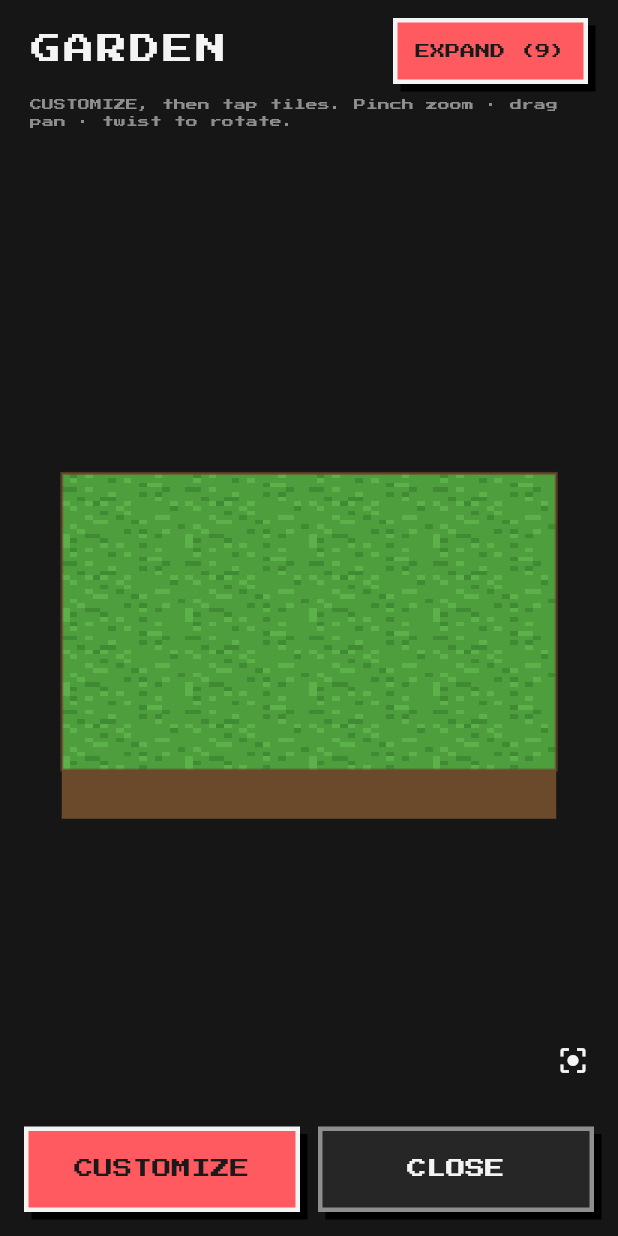
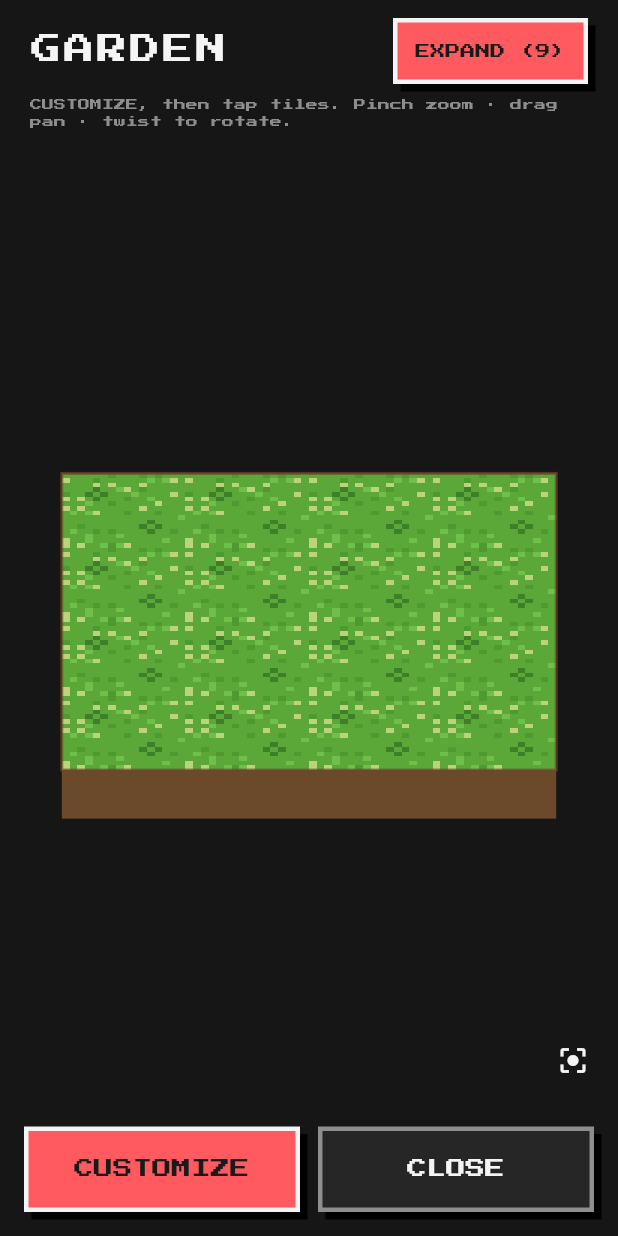
Before and after one commit to hero-999-dev/pixel_pomo, a Flutter app: the screen it shows after launch, after a tap on the "local florist" icon, on a phone screen of 412 x 824 dp. Run offline on Flutter 3.47's test engine with Material 3 defaults, Android fonts, the phone set to English and light mode, and no system bars; our stand-ins replace shared_preferences.

Commit message:
flutter v8: garden-anchored critters, customize gridlines, connected fences, plant/grass contrast, animated pixel coin
From v7 feedback (photos in feedback/Version 07v Feedback/):
- Critters now live in GARDEN coordinates and are projected by the painter, so
  they rotate/zoom with the map instead of being pinned to the screen.
- CUSTOMIZE draws projected tile gridlines so it's clear where a tap lands.
- Fences are no longer screen-facing billboards: they're a connected ground
  network (post per tile + rails to same-fence neighbours, joining horizontally
  AND vertically like roads), drawn in garden space so they rotate with it.
  Colours come from _fencePalette; fence PNGs remain for shop thumbnails.
- Plant/grass contrast: grass redrawn brighter + textured; every garden flower
  PNG gets a dark 1px outline (10x10 canvas) so cacti/stems separate from grass.
- Coin is now pixel-art (coin.png) and spins in the wallet (horizontal squash);
  GoldCoin.animate flag lets the smoke test settle.

Version -> 0.8.0+9 (publishes flutter-v8; v6/v7 kept as history per choice).
Verified: flutter analyze clean, 20/20 tests pass, debug APK builds locally.

```diff
--- a/flutter/lib/engine/garden_engine.dart
+++ b/flutter/lib/engine/garden_engine.dart
@@ -4,12 +4,13 @@
 //  Not a general game engine (no Unity/Flame): just what a living pixel garden
 //  needs — a 2.5D projection with a fixed tilt but a hand-controllable compass
 //  rotation (look from N/E/S/W like Google Maps), a contiguous grass field with
-//  a raised soil slab for depth, flat roads, standing fences, and a few tiny
-//  critters that drift in, visit a flower, and leave.
+//  a raised soil slab for depth, flat roads, ground-connected fences, and a few
+//  tiny critters that drift in (in garden space, so they rotate with the map),
+//  visit a flower, and leave.
 //
 //  The camera zooms, pans (clamped so the garden can't leave the screen) and
-//  yaws (two-finger twist). Pure rendering + camera math live here; it reads a
-//  [Garden] from logic.dart and a [SpriteBank].
+//  yaws. Pure rendering + camera math live here; it reads a [Garden] from
+//  logic.dart and a [SpriteBank].
 // ─────────────────────────────────────────────────────────────────────────
 import 'dart:math' as math;
 import 'dart:typed_data';
@@ -25,16 +26,25 @@ import '../logic.dart';
 /// axis is the camera's [GardenCamera.yaw]; the tilt itself stays fixed.
 const double kVy = 0.60;
 
+/// Solid (post, rail) colours per fence id — fences are drawn as a connected
+/// ground network (not billboards), so they're filled rects, not the sprite.
+const Map<String, (int, int)> _fencePalette = {
+  'fence_wood': (0xFF8B5A2B, 0xFFA9743E),
+  'fence_dark': (0xFF3D2814, 0xFF5A3A1E),
+  'fence_stone': (0xFF6E6E6E, 0xFF9A9A9A),
+};
+
 // ---- sprite bank ------------------------------------------------------------
 
 /// Decoded PNGs from assets/objects/, keyed by id ('grass', the critter kinds,
-/// every road/fence id, and 'flower_<id>'). Loaded once, reused for the scene.
+/// every road id, and 'flower_<id>'). Fences are drawn from [_fencePalette], not
+/// loaded here. Loaded once, reused for the scene.
 class SpriteBank {
   final Map<String, ui.Image> images;
   const SpriteBank(this.images);
 
   ui.Image? grass() => images['grass'];
-  ui.Image? object(String id) => images[id]; // roads + fences share their id
+  ui.Image? object(String id) => images[id]; // roads
   ui.Image? flower(String id) => images['flower_$id'];
   ui.Image? critter(String kind) => images[kind];
 
@@ -49,7 +59,7 @@ class SpriteBank {
     await Future.wait([
       grab('grass', 'grass.png'),
       for (final k in CritterSystem.kinds) grab(k, '$k.png'),
-      for (final id in Placeables.objectIds) grab(id, '$id.png'),
+      for (final id in Placeables.roadIds) grab(id, '$id.png'),
       for (final f in Flowers.all) grab('flower_${f.id}', 'flower_${f.id}.png'),
     ]);
     return SpriteBank(out);
@@ -92,9 +102,9 @@ class GardenCamera {
 
 // ---- projection -------------------------------------------------------------
 
-/// Maps tile (col,row) → screen point and back, with the camera's yaw applied.
-/// Fits the whole plot in view at zoom 1; the inverse is exact so taps land on
-/// the right tile from any rotation.
+/// Maps garden coords (tile units, centred) → screen and back, with the camera's
+/// yaw applied. Fits the whole plot in view at zoom 1; the inverse is exact so
+/// taps land on the right tile from any rotation.
 class Projector {
   final int n;
   final double t; // tile size in px (already includes zoom)
@@ -112,16 +122,21 @@ class Projector {
         n, t, Offset(size.width / 2 + cam.panX, size.height / 2 + cam.panY), cam.yaw);
   }
 
-  /// Soil-slab thickness (the 2.5D platform edge) for a given tile size.
   static double slabFor(double t) => t * 0.32 + 6;
 
-  Offset _proj(double gx, double gy) {
-    final rx = gx * _cos - gy * _sin;
-    final ry = gx * _sin + gy * _cos;
+  double get planeW => n * t;
+  double get planeH => n * t * kVy;
+
+  /// Project a continuous garden coordinate (in tile units, plot centred at 0).
+  Offset projectGrid(Offset g) {
+    final rx = g.dx * _cos - g.dy * _sin;
+    final ry = g.dx * _sin + g.dy * _cos;
     return Offset(center.dx + rx * t, center.dy + ry * t * kVy);
   }
 
-  Offset ground(int c, int r) => _proj(c - (n - 1) / 2.0, r - (n - 1) / 2.0);
+  /// Garden coordinate of tile (col,row)'s centre.
+  Offset gridOf(int c, int r) => Offset(c - (n - 1) / 2.0, r - (n - 1) / 2.0);
+  Offset ground(int c, int r) => projectGrid(gridOf(c, r));
   Offset groundIndex(int i) => ground(i % n, i ~/ n);
 
   int tileAt(Offset p) {
@@ -135,14 +150,19 @@ class Projector {
     return r * n + c;
   }
 
-  /// The 4 plot corners in screen space (for the slab + bounds), CW.
+  /// The 4 plot corners in screen space (for the slab + bounds + grid), CW.
   List<Offset> corners() {
     final h = n / 2.0;
-    return [_proj(-h, -h), _proj(h, -h), _proj(h, h), _proj(-h, h)];
+    return [
+      projectGrid(Offset(-h, -h)),
+      projectGrid(Offset(h, -h)),
+      projectGrid(Offset(h, h)),
+      projectGrid(Offset(-h, h)),
+    ];
   }
 
-  /// Affine that maps grid coords (tile units, centred) → screen, so the ground
-  /// layer can be drawn axis-aligned and the canvas handles yaw + squash.
+  /// Affine mapping garden coords → screen, so the ground layer can be drawn
+  /// axis-aligned and the canvas handles yaw + squash.
   Float64List gridToScreen() {
     final m = Float64List(16);
     m[0] = t * _cos;
@@ -157,27 +177,28 @@ class Projector {
   }
 }
 
-// ---- critters ---------------------------------------------------------------
+// ---- critters (garden-space) ------------------------------------------------
 
 enum _CState { approach, hover, leave }
 
-/// A tiny visiting creature (bee / butterfly / ladybug). It enters from a screen
-/// edge, flies to a flower, hovers as if sniffing, then leaves and despawns.
+/// A tiny visiting creature (bee / butterfly / ladybug). It lives in **garden
+/// coordinates** — so it rotates/zooms with the map — entering from a plot edge,
+/// flying to a flower, hovering as if sniffing, then leaving and despawning.
 class Critter {
   final String kind;
-  Offset pos;
-  Offset target;
+  Offset pos; // garden coords (tile units)
+  Offset target; // garden coords
   _CState state = _CState.approach;
-  double timer = 0; // seconds in the current state
-  final double speed; // px/sec
+  double timer = 0;
+  final double speed; // tiles/sec
   final double phase; // flight-wobble offset
-  final double hoverFor; // seconds to linger on the flower
+  final double hoverFor;
 
   Critter(this.kind, this.pos, this.target, this.speed, this.phase, this.hoverFor);
 }
 
-/// Owns the (at most 2) active critters and spawns them occasionally. Needs the
-/// current flower screen positions each step so visitors actually head to blooms.
+/// Owns the (at most 2) active critters and spawns them occasionally. Works
+/// purely in garden coords; the painter projects each critter to the screen.
 class CritterSystem {
   static const kinds = ['bee', 'butterfly', 'ladybug'];
   static const maxActive = 2;
@@ -193,48 +214,51 @@ class CritterSystem {
     _spawnIn = 2 + _r.nextDouble() * 3;
   }
 
-  void step(double dt, Size bounds, List<Offset> flowers) {
+  /// [flowers] are flower-tile centres in garden coords; [n] is the plot size.
+  void step(double dt, int n, List<Offset> flowers) {
     final d = dt.clamp(0.0, 0.05);
     time += d;
     _spawnIn -= d;
+    final half = n / 2.0 + 0.8;
     if (_spawnIn <= 0) {
       _spawnIn = 6 + _r.nextDouble() * 8; // a visitor every ~6–14s
-      if (critters.length < maxActive && flowers.isNotEmpty && bounds != Size.zero) {
-        _spawn(bounds, flowers);
+      if (critters.length < maxActive && flowers.isNotEmpty) {
+        _spawn(half, flowers);
       }
     }
     for (final c in critters) {
-      _stepOne(c, d, bounds);
+      _stepOne(c, d, half);
     }
-    final viewport = (Offset.zero & bounds).inflate(48);
-    critters.removeWhere((c) => c.state == _CState.leave && !viewport.contains(c.pos));
+    critters.removeWhere((c) =>
+        c.state == _CState.leave &&
+        (c.pos.dx.abs() > half + 0.5 || c.pos.dy.abs() > half + 0.5));
   }
 
-  void _spawn(Size b, List<Offset> flowers) {
+  void _spawn(double half, List<Offset> flowers) {
+    double rnd() => (_r.nextDouble() * 2 - 1) * half;
     final start = switch (_r.nextInt(4)) {
-      0 => Offset(_r.nextDouble() * b.width, -24),
-      1 => Offset(b.width + 24, _r.nextDouble() * b.height),
-      2 => Offset(_r.nextDouble() * b.width, b.height + 24),
-      _ => Offset(-24, _r.nextDouble() * b.height),
+      0 => Offset(rnd(), -half),
+      1 => Offset(half, rnd()),
+      2 => Offset(rnd(), half),
+      _ => Offset(-half, rnd()),
     };
-    final target = flowers[_r.nextInt(flowers.length)];
     critters.add(Critter(
       kinds[_r.nextInt(kinds.length)],
       start,
-      target,
-      36 + _r.nextDouble() * 28,
+      flowers[_r.nextInt(flowers.length)],
+      1.0 + _r.nextDouble() * 0.8, // tiles/sec
       _r.nextDouble() * math.pi * 2,
       2.0 + _r.nextDouble() * 2.5,
     ));
   }
 
-  void _stepOne(Critter c, double dt, Size b) {
+  void _stepOne(Critter c, double dt, double half) {
     c.timer += dt;
     final to = c.target - c.pos;
     final dist = to.distance;
     switch (c.state) {
       case _CState.approach:
-        if (dist < 6) {
+        if (dist < 0.18) {
           c.state = _CState.hover;
           c.timer = 0;
         } else {
@@ -245,12 +269,12 @@ class CritterSystem {
         if (c.timer >= c.hoverFor) {
           c.state = _CState.leave;
           c.timer = 0;
-          final ex = c.pos.dx < b.width / 2 ? -60.0 : b.width + 60.0;
-          c.target = Offset(ex, c.pos.dy - 30);
+          final ex = c.pos.dx < 0 ? -(half + 1) : (half + 1);
+          c.target = Offset(ex, c.pos.dy);
         }
         break;
       case _CState.leave:
-        if (dist > 0.1) c.pos += to / dist * c.speed * 1.4 * dt;
+        if (dist > 0.01) c.pos += to / dist * c.speed * 1.4 * dt;
         break;
     }
   }
@@ -263,6 +287,7 @@ class GardenPainter extends CustomPainter {
   final GardenCamera cam;
   final SpriteBank sprites;
   final CritterSystem critterSystem;
+  final bool customizing;
   final int groundColor;
   final int soilColor;
 
@@ -271,6 +296,7 @@ class GardenPainter extends CustomPainter {
     required this.cam,
     required this.sprites,
     required this.critterSystem,
+    required this.customizing,
     required this.groundColor,
     required this.soilColor,
     required Listenable repaint,
@@ -288,7 +314,6 @@ class GardenPainter extends CustomPainter {
 
     // 1) soil slab — extrude each plot edge downward for the 2.5D thickness.
     final soil = Paint()..color = Color(soilColor);
-    final soilDim = Paint()..color = Color(soilColor).withValues(alpha: 0.55);
     for (var i = 0; i < 4; i++) {
       final a = cs[i], b = cs[(i + 1) % 4];
       canvas.drawPath(
@@ -300,22 +325,9 @@ class GardenPainter extends CustomPainter {
             ..close(),
           soil);
     }
-    // a darker lip along the very bottom of the slab
-    for (var i = 0; i < 4; i++) {
-      final a = cs[i], b = cs[(i + 1) % 4];
-      canvas.drawPath(
-          Path()
-            ..moveTo(a.dx, a.dy + slab - 3)
-            ..lineTo(b.dx, b.dy + slab - 3)
-            ..lineTo(b.dx, b.dy + slab)
-            ..lineTo(a.dx, a.dy + slab)
-            ..close(),
-          soilDim);
-    }
 
-    // 2) ground layer (grass + flat roads) drawn in grid space under the
-    //    yaw+squash affine, clipped to the plot quad — no gaps, rotates cleanly.
-    final grass = sprites.grass();
+    // 2) ground layer (grass + flat roads + connected fences) in garden space,
+    //    under the yaw+squash affine, clipped to the plot — rotates cleanly.
     final plot = Path()
       ..moveTo(cs[0].dx, cs[0].dy)
       ..lineTo(cs[1].dx, cs[1].dy)
@@ -327,6 +339,7 @@ class GardenPainter extends CustomPainter {
     canvas.transform(p.gridToScreen());
     final half = _n / 2.0;
     final gridRect = Rect.fromLTWH(-half, -half, _n.toDouble(), _n.toDouble());
+    final grass = sprites.grass();
     if (grass != null) {
       paintImage(
         canvas: canvas,
@@ -334,13 +347,50 @@ class GardenPainter extends CustomPainter {
         image: grass,
         fit: BoxFit.none,
         repeat: ImageRepeat.repeat,
-        scale: grass.width.toDouble(), // one grass tile == one grid unit
+        scale: grass.width.toDouble(), // one grass tile == one garden unit
         filterQuality: FilterQuality.none,
         alignment: Alignment.topLeft,
       );
     } else {
       canvas.drawRect(gridRect, Paint()..color = Color(groundColor));
     }
+    _paintRoads(canvas);
+    _paintFences(canvas);
+    canvas.restore();
+
+    // crisp plot outline
+    canvas.drawPath(
+        plot,
+        Paint()
+          ..style = PaintingStyle.stroke
+          ..strokeWidth = 2
+          ..color = Color(soilColor).withValues(alpha: 0.7));
+
+    // 3) customize gridlines (screen space, uniform width) so it's clear which
+    //    tile you'll tap.
+    if (customizing) _paintGrid(canvas, p);
+
+    // 4) flowers stand up as billboards, sorted back-to-front by screen depth.
+    final standing = <(double, int, String)>[];
+    for (var r = 0; r < _n; r++) {
+      for (var c = 0; c < _n; c++) {
+        final index = r * _n + c;
+        final id = garden.flowerAt(index);
+        if (id == null || Placeables.isObject(id)) continue;
+        standing.add((p.ground(c, r).dy, index, id));
+      }
+    }
+    standing.sort((a, b) => a.$1.compareTo(b.$1));
+    for (final (_, index, id) in standing) {
+      final sway = math.sin(time * 1.6 + index) * 1.4;
+      _paintFlower(canvas, sprites.flower(id), p.groundIndex(index), t, sway);
+    }
+
+    // 5) critters on top of everything (projected from garden coords)
+    _paintCritters(canvas, p, t);
+  }
+
+  void _paintRoads(Canvas canvas) {
     for (var r = 0; r < _n; r++) {
       for (var c = 0; c < _n; c++) {
         final id = garden.flowerAt(r * _n + c);
@@ -359,64 +409,73 @@ class GardenPainter extends CustomPainter {
         }
       }
     }
-    canvas.restore();
+  }
 
-    // crisp plot outline
-    canvas.drawPath(
-        plot,
-        Paint()
-          ..style = PaintingStyle.stroke
-          ..strokeWidth = 2
-          ..color = Color(soilColor).withValues(alpha: 0.7));
-
-    // 3) standing things (fences + flowers) sorted back-to-front by screen-y so
-    //    nearer ones overlap — correct from any rotation.
-    final standing = <(double, int, String)>[];
+  /// Fences as a connected ground network: a post per tile + rails toward each
+  /// same-fence neighbour (so they join both horizontally and vertically, like
+  /// roads) — all in garden space, so they rotate with the map.
+  void _paintFences(Canvas canvas) {
+    bool same(int idx, String id) =>
+        idx >= 0 && idx < _n * _n && garden.flowerAt(idx) == id;
     for (var r = 0; r < _n; r++) {
       for (var c = 0; c < _n; c++) {
-        final index = r * _n + c;
-        final id = garden.flowerAt(index);
-        if (id == null || Placeables.isRoad(id)) continue;
-        standing.add((p.ground(c, r).dy, index, id));
+        final id = garden.flowerAt(r * _n + c);
+        if (id == null || !Placeables.isFence(id)) continue;
+        final (postC, railC) = _fencePalette[id]!;
+        final gx = c - (_n - 1) / 2.0, gy = r - (_n - 1) / 2.0;
+        final rail = Paint()..color = Color(railC);
+        final n = same((r - 1) * _n + c, id) && r > 0;
+        final s = same((r + 1) * _n + c, id) && r < _n - 1;
+        final e = same(r * _n + c + 1, id) && c < _n - 1;
+        final w = same(r * _n + c - 1, id) && c > 0;
+        if (e) canvas.drawRect(Rect.fromLTWH(gx, gy - 0.07, 0.5, 0.14), rail);
+        if (w) canvas.drawRect(Rect.fromLTWH(gx - 0.5, gy - 0.07, 0.5, 0.14), rail);
+        if (s) canvas.drawRect(Rect.fromLTWH(gx - 0.07, gy, 0.14, 0.5), rail);
+        if (n) canvas.drawRect(Rect.fromLTWH(gx - 0.07, gy - 0.5, 0.14, 0.5), rail);
+        if (!n && !s && !e && !w) {
+          canvas.drawRect(Rect.fromCenter(center: Offset(gx, gy), width: 0.6, height: 0.14), rail);
+        }
+        canvas.drawRect(
+            Rect.fromCenter(center: Offset(gx, gy), width: 0.28, height: 0.28),
+            Paint()..color = Color(postC));
       }
     }
-    standing.sort((a, b) => a.$1.compareTo(b.$1));
-    for (final (_, index, id) in standing) {
-      final base = p.groundIndex(index);
-      if (Placeables.isFence(id)) {
-        _paintStanding(canvas, sprites.object(id), base, t, height: t, sway: 0);
-      } else {
-        final sway = math.sin(time * 1.6 + index) * 1.4;
-        _paintStanding(canvas, sprites.flower(id), base, t, height: t * 1.05, sway: sway);
-      }
-    }
-
-    // 4) critters on top of everything
-    _paintCritters(canvas, t);
   }
 
-  /// Draw a billboard sprite standing up with its base resting on the tile
-  /// (toward the front), plus a soft contact shadow — so nothing floats.
-  void _paintStanding(Canvas canvas, ui.Image? img, Offset anchor, double t,
-      {required double height, required double sway}) {
+  void _paintGrid(Canvas canvas, Projector p) {
+    final line = Paint()
+      ..style = PaintingStyle.stroke
+      ..strokeWidth = 1.5
+      ..color = const Color(0x66FFFFFF);
+    final h = _n / 2.0;
+    for (var i = 0; i <= _n; i++) {
+      final g = -h + i;
+      canvas.drawLine(p.projectGrid(Offset(g, -h)), p.projectGrid(Offset(g, h)), line);
+      canvas.drawLine(p.projectGrid(Offset(-h, g)), p.projectGrid(Offset(h, g)), line);
+    }
+  }
+
+  void _paintFlower(Canvas canvas, ui.Image? img, Offset anchor, double t, double sway) {
     canvas.drawOval(
         Rect.fromCenter(
             center: anchor.translate(0, t * kVy * 0.16), width: t * 0.5, height: t * kVy * 0.34),
         Paint()..color = const Color(0x33000000));
     if (img == null) return;
+    final h = t * 1.05;
     final bottom = anchor.dy + t * kVy * 0.30;
     final rect = Rect.fromCenter(
-        center: Offset(anchor.dx + sway, bottom - height / 2), width: t * 0.9, height: height);
+        center: Offset(anchor.dx + sway, bottom - h / 2), width: t * 0.9, height: h);
     paintImage(canvas: canvas, rect: rect, image: img, fit: BoxFit.contain, filterQuality: FilterQuality.none);
   }
 
-  void _paintCritters(Canvas canvas, double t) {
+  void _paintCritters(Canvas canvas, Projector p, double t) {
     final s = (t * 0.42).clamp(12.0, 30.0);
     for (final c in critterSystem.critters) {
       final img = sprites.critter(c.kind);
       final amp = c.kind == 'ladybug' ? 0.6 : 2.2;
       final bob = math.sin((time + c.phase) * 9) * amp;
-      final rect = Rect.fromCenter(center: c.pos.translate(0, bob), width: s, height: s);
+      final at = p.projectGrid(c.pos).translate(0, bob - t * 0.25); // hover above ground
+      final rect = Rect.fromCenter(center: at, width: s, height: s);
       if (img != null) {
         paintImage(canvas: canvas, rect: rect, image: img, fit: BoxFit.contain, filterQuality: FilterQuality.none);
       } else {
--- a/flutter/lib/engine/garden_view.dart
+++ b/flutter/lib/engine/garden_view.dart
@@ -53,7 +53,7 @@ class _GardenViewState extends State<GardenView> with SingleTickerProviderStateM
     _ticker = createTicker((elapsed) {
       final dt = (elapsed - _last).inMicroseconds / 1e6;
       _last = elapsed;
-      _critters.step(dt, _lastSize, _flowerTargets());
+      _critters.step(dt, widget.garden.size, _flowerTargets());
       _frame.value++; // nudges the painter to repaint
     })..start();
   }
@@ -65,14 +65,15 @@ class _GardenViewState extends State<GardenView> with SingleTickerProviderStateM
     super.dispose();
   }
 
-  /// Screen positions of planted flowers (not roads/fences), aimed a little
-  /// above the ground so visitors hover at bloom height.
+  /// Garden-coord centres of planted flowers (not roads/fences) — critters live
+  /// in garden space so they rotate/zoom with the map.
   List<Offset> _flowerTargets() {
-    if (_lastSize == Size.zero) return const [];
-    final p = Projector.fit(widget.garden.size, _cam, _lastSize);
+    final n = widget.garden.size;
     final out = <Offset>[];
     widget.garden.tiles.forEach((i, id) {
-      if (!Placeables.isObject(id)) out.add(p.groundIndex(i).translate(0, -p.t * 0.35));
+      if (!Placeables.isObject(id)) {
+        out.add(Offset(i % n - (n - 1) / 2.0, i ~/ n - (n - 1) / 2.0));
+      }
     });
     return out;
   }
@@ -104,6 +105,7 @@ class _GardenViewState extends State<GardenView> with SingleTickerProviderStateM
         cam: _cam,
         sprites: widget.sprites,
         critterSystem: _critters,
+        customizing: widget.customizing,
         groundColor: widget.groundColor,
         soilColor: widget.soilColor,
         repaint: _frame,
--- a/flutter/lib/main.dart
+++ b/flutter/lib/main.dart
@@ -183,7 +183,7 @@ class HomeScreen extends StatelessWidget {
               padding: const EdgeInsets.symmetric(horizontal: 8),
               child: Row(
                 children: [
-                  const GoldCoin(size: 30),
+                  const GoldCoin(size: 32),
                   const SizedBox(width: 8),
                   Text('${s.coins}', style: pixelStyle(lang, 14, col(th.onSurface))),
                 ],
--- a/flutter/lib/pixel.dart
+++ b/flutter/lib/pixel.dart
@@ -18,34 +18,51 @@ double _fontScale(String lang) => lang == 'ko' ? 1.5 : 1.0;
 TextStyle pixelStyle(String lang, double size, Color color, {double spacing = 0}) =>
     TextStyle(fontFamily: fontFor(lang), fontSize: size * _fontScale(lang), color: color, letterSpacing: spacing);
 
-/// A simple gold coin disc (no "$"), drawn crisp for the wallet counter.
-class GoldCoin extends StatelessWidget {
+/// A pixel-art gold coin that spins (no "$"). The spin is faked by squashing the
+/// coin sprite horizontally — cheap and crisp. Set [GoldCoin.animate] = false in
+/// tests so `pumpAndSettle` isn't blocked by the perpetual animation.
+class GoldCoin extends StatefulWidget {
+  static bool animate = true;
   final double size;
   const GoldCoin({super.key, this.size = 32});
 
   @override
-  Widget build(BuildContext context) =>
-      SizedBox(width: size, height: size, child: CustomPaint(painter: _CoinPainter()));
+  State<GoldCoin> createState() => _GoldCoinState();
 }
 
-class _CoinPainter extends CustomPainter {
+class _GoldCoinState extends State<GoldCoin> with SingleTickerProviderStateMixin {
+  late final AnimationController _c =
+      AnimationController(vsync: this, duration: const Duration(milliseconds: 2400));
+
   @override
-  void paint(Canvas canvas, Size size) {
-    final c = size.center(Offset.zero);
-    final r = size.width / 2;
-    final p = Paint()..isAntiAlias = true;
-    p.color = const Color(0xFFB8860B); // dark gold rim
-    canvas.drawCircle(c, r, p);
-    p.color = const Color(0xFFF2C94C); // gold face
-    canvas.drawCircle(c, r * 0.82, p);
-    p.color = const Color(0xFFFFE9A8); // inner ring highlight
-    canvas.drawCircle(c, r * 0.5, p);
-    p.color = const Color(0xFFD9A91E);
-    canvas.drawCircle(c, r * 0.34, p);
+  void initState() {
+    super.initState();
+    if (GoldCoin.animate) _c.repeat();
   }
 
   @override
-  bool shouldRepaint(covariant _CoinPainter oldDelegate) => false;
+  void dispose() {
+    _c.dispose();
+    super.dispose();
+  }
+
+  @override
+  Widget build(BuildContext context) {
+    final coin = Image.asset('assets/objects/coin.png',
+        width: widget.size, height: widget.size, filterQuality: FilterQuality.none);
+    return AnimatedBuilder(
+      animation: _c,
+      builder: (context, child) {
+        final sx = math.cos(_c.value * 2 * math.pi).abs().clamp(0.14, 1.0);
+        return Transform(
+          alignment: Alignment.center,
+          transform: Matrix4.identity()..scaleByDouble(sx, 1.0, 1.0, 1.0),
+          child: child,
+        );
+      },
+      child: coin,
+    );
+  }
 }
 
 /// A hard-edged pixel button: solid fill, contrasting border, offset drop-shadow (no blur).
--- a/flutter/pubspec.yaml
+++ b/flutter/pubspec.yaml
@@ -1,7 +1,7 @@
 name: pixel_pomo
 description: "Pixel-art Pomodoro timer — Flutter port (one codebase → Android APK + iOS IPA)."
 publish_to: 'none'
-version: 0.7.0+8
+version: 0.8.0+9
 
 environment:
   sdk: '>=3.0.0 <4.0.0'
```
Also changed, not shown: flutter/assets/objects/coin.png (added), flutter/assets/objects/flower_begonya.png, flutter/assets/objects/flower_gul.png, flutter/assets/objects/flower_kaktus.png, flutter/assets/objects/flower_kamelya.png, flutter/assets/objects/flower_kasimpati.png, flutter/assets/objects/flower_lale.png, flutter/assets/objects/flower_menekse.png, flutter/assets/objects/flower_nilufer.png, flutter/assets/objects/flower_orkide.png, flutter/assets/objects/flower_papatya.png, flutter/assets/objects/grass.png, 3 other files.
